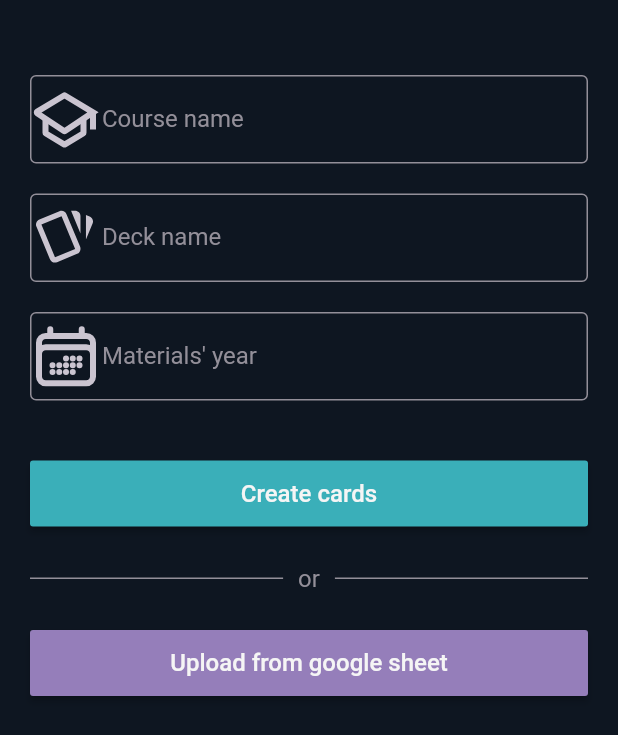
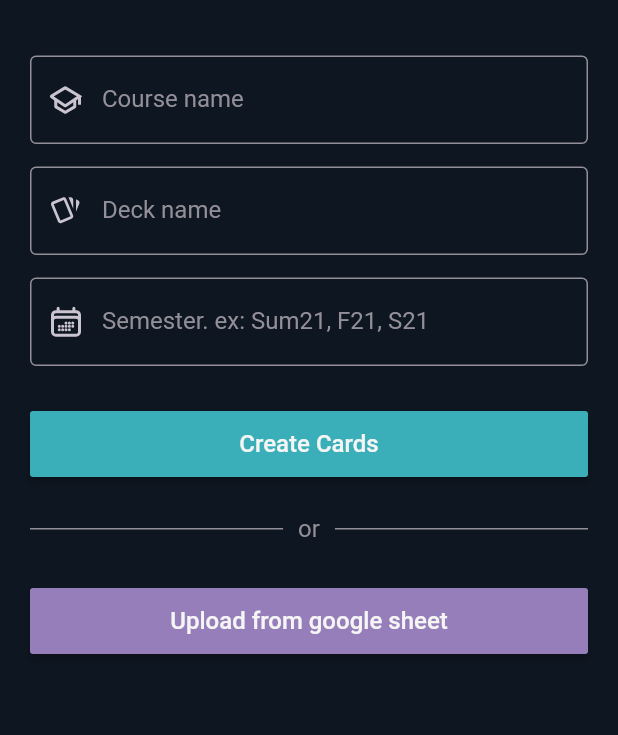
Before and after one commit to InnoStudyHub/front-end, a Flutter app: the CreatePage screen opened directly, on a phone screen of 412 x 824 dp. Shown: the top 735 px of the screen. Run offline on Flutter 3.47's test engine with Material 2 defaults, Android fonts, the phone set to English and light mode, and no system bars; our stand-ins replace flutter_svg, get, get_storage; accounts and stored records are empty.

Commit message:
format margins, extract create page common widgets

```diff
--- a/lib/presentation/session/create/create_page.dart
+++ b/lib/presentation/session/create/create_page.dart
@@ -1,6 +1,8 @@
 import 'package:flutter/material.dart';
 import 'package:get/get.dart';
-import 'package:flutter_svg/flutter_svg.dart';
+import 'package:study_hub/presentation/widgets/themed_material_button.dart';
+import '../../widgets/divider.dart';
+import '../../widgets/outlined_text_field.dart';
 import '../../util/color_codes.dart';
 import 'create_controller.dart';
 
@@ -14,167 +16,35 @@ class CreatePage extends GetView<CreateController> {
       body: SafeArea(
         child: ListView(
           children: <Widget>[
-            _courseNameField(),
-            _deckNameField(),
-            _materialsYearField(),
-            _createCardsButton(),
-            _divider(),
-            _uploadFromGoogleSheetButton(),
+            const SizedBox(
+              height: 22,
+            ),
+            const OutlinedTextField(
+              label: "Course name",
+              assetName: "assets/icons/create_page/course_name.svg",
+            ),
+            const OutlinedTextField(
+              label: "Deck name",
+              assetName: "assets/icons/create_page/deck_name.svg",
+            ),
+            const OutlinedTextField(
+              label: "Semester. ex: Sum21, F21, S21",
+              assetName: "assets/icons/create_page/materials_year.svg",
+            ),
+            ThemedMaterialButton(
+              text: "Create Cards",
+              callback: () {},
+              color: selectedTabColor,
+            ),
+            const ThemedDivider(),
+            ThemedMaterialButton(
+              text: "Upload from google sheet",
+              callback: () {},
+              color: purpleAppColor,
+            ),
           ],
         ),
       ),
     );
   }
-
-  Widget _courseNameField() {
-    return Container(
-      margin: const EdgeInsets.fromLTRB(20, 50, 20, 0),
-      child: TextFormField(
-        style: const TextStyle(color: selectedMenuColor),
-        cursorColor: unselectedMenuColor,
-        maxLines: 1,
-        decoration: InputDecoration(
-          filled: true,
-          fillColor: backgroundDarkBlue,
-          prefixIcon: SvgPicture.asset(
-            "assets/icons/create_page/course_name.svg",
-            color: greySecondary,
-          ),
-          labelText: "Course name",
-          labelStyle: const TextStyle(
-            color: unselectedMenuColor,
-          ),
-          enabledBorder: const OutlineInputBorder(
-            borderSide: BorderSide(color: unselectedMenuColor),
-          ),
-        ),
-      ),
-    );
-  }
-
-  Widget _deckNameField() {
-    return Container(
-      margin: const EdgeInsets.fromLTRB(20, 20, 20, 0),
-      child: TextFormField(
-        style: const TextStyle(color: selectedMenuColor),
-        cursorColor: unselectedMenuColor,
-        maxLines: 1,
-        decoration: InputDecoration(
-          filled: true,
-          fillColor: backgroundDarkBlue,
-          prefixIcon: SvgPicture.asset(
-            "assets/icons/create_page/deck_name.svg",
-            color: greySecondary,
-          ),
-          labelText: "Deck name",
-          labelStyle: const TextStyle(
-            color: unselectedMenuColor,
-          ),
-          enabledBorder: const OutlineInputBorder(
-            borderSide: BorderSide(color: unselectedMenuColor),
-          ),
-        ),
-      ),
-    );
-  }
-
-  Widget _materialsYearField() {
-    return Container(
-      margin: const EdgeInsets.fromLTRB(20, 20, 20, 0),
-      child: TextFormField(
-        style: const TextStyle(color: selectedMenuColor),
-        cursorColor: unselectedMenuColor,
-        maxLines: 1,
-        decoration: InputDecoration(
-          filled: true,
-          fillColor: backgroundDarkBlue,
-          prefixIcon: SvgPicture.asset(
-            "assets/icons/create_page/materials_year.svg",
-            color: greySecondary,
-          ),
-          labelText: "Materials' year",
-          labelStyle: const TextStyle(
-            color: unselectedMenuColor,
-          ),
-          enabledBorder: const OutlineInputBorder(
-            borderSide: BorderSide(color: unselectedMenuColor),
-          ),
-        ),
-      ),
-    );
-  }
-
-  Widget _createCardsButton() {
-    return Container(
-      margin: const EdgeInsets.fromLTRB(20, 40, 20, 0),
-      height: 44,
-      child: MaterialButton(
-        onPressed: () {},
-        color: selectedTabColor,
-        child: const Text(
-          "Create cards",
-          style: TextStyle(
-            color: selectedMenuColor,
-            fontFamily: "Roboto",
-            fontWeight: FontWeight.w500,
-            fontSize: 16,
-          ),
-        ),
-      ),
-    );
-  }
-
-  Widget _divider() {
-    return Container(
-      margin: const EdgeInsets.only(top: 25),
-      child: Row(
-        children: const [
-          Expanded(
-            child: Divider(
-              thickness: 1,
-              indent: 20,
-              endIndent: 10,
-              color: unselectedMenuColor,
-            ),
-          ),
-          Text(
-            "or",
-            style: TextStyle(
-              color: unselectedMenuColor,
-              fontWeight: FontWeight.w400,
-              fontSize: 16,
-            ),
-          ),
-          Expanded(
-            child: Divider(
-              thickness: 1,
-              indent: 10,
-              endIndent: 20,
-              color: unselectedTabColor,
-            ),
-          ),
-        ],
-      ),
-    );
-  }
-
-  Widget _uploadFromGoogleSheetButton() {
-    return Container(
-      margin: const EdgeInsets.fromLTRB(20, 25, 20, 0),
-      height: 44,
-      child: MaterialButton(
-        onPressed: () {},
-        color: purpleAppColor,
-        child: const Text(
-          "Upload from google sheet",
-          style: TextStyle(
-            color: selectedMenuColor,
-            fontFamily: "Roboto",
-            fontWeight: FontWeight.w500,
-            fontSize: 16,
-          ),
-        ),
-      ),
-    );
-  }
 }
--- a/lib/presentation/widgets/continue_with_ui_button.dart
+++ b/lib/presentation/widgets/continue_with_ui_button.dart
@@ -10,7 +10,7 @@ class ContinueWithUIButton extends StatelessWidget {
   @override
   Widget build(BuildContext context) {
     return Container(
-      margin: const EdgeInsets.only(left: 20, right: 20),
+      margin: const EdgeInsets.only(top: 40, left: 20, right: 20),
       height: 44,
       child: MaterialButton(
         onPressed: callback,
--- a/lib/presentation/widgets/divider.dart
+++ b/lib/presentation/widgets/divider.dart
@@ -8,7 +8,7 @@ class ThemedDivider extends StatelessWidget {
   @override
   Widget build(BuildContext context) {
     return Container(
-      margin: const EdgeInsets.only(top: 25, bottom: 40),
+      margin: const EdgeInsets.only(top: 25),
       child: Row(
         children: const [
           Expanded(
```
